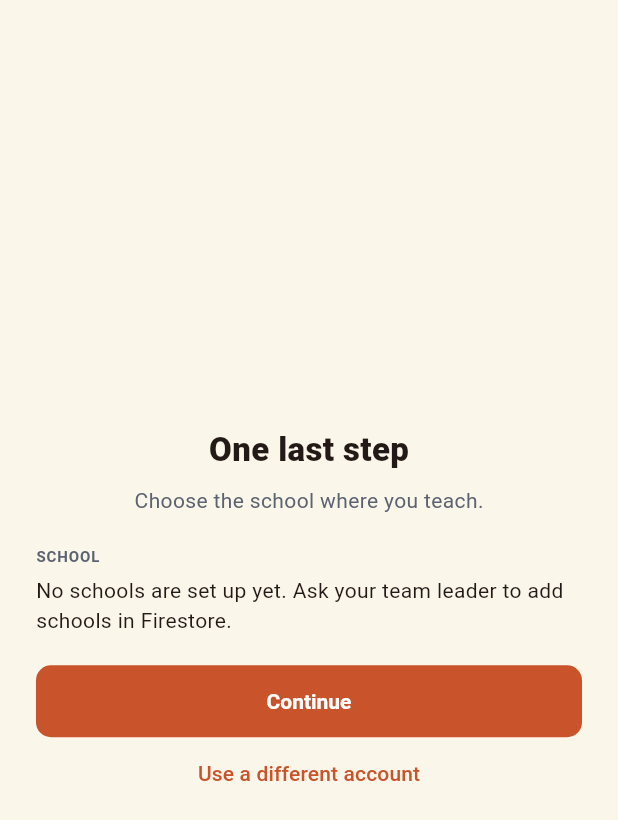
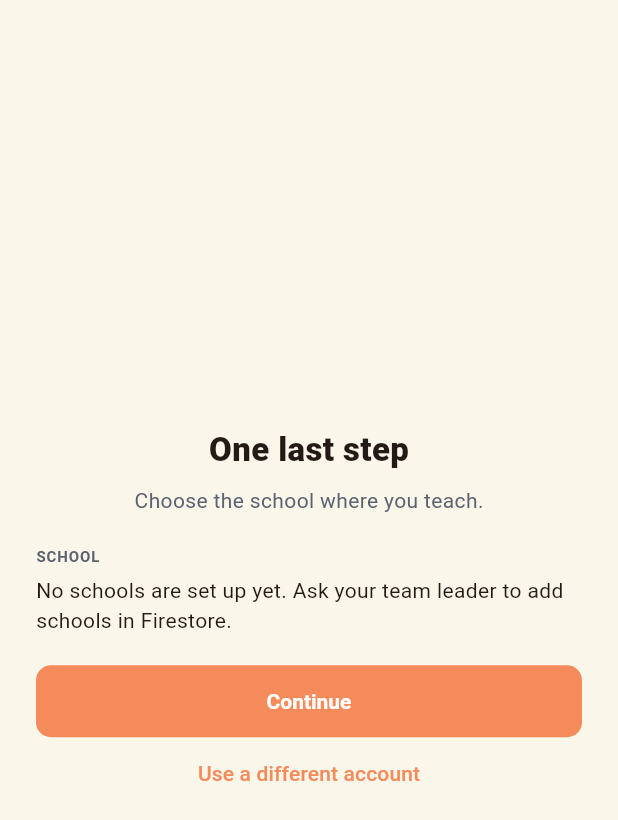
Before and after one commit to julesineza/mobile_dev_summative_menya, a Flutter app: the screen it shows once a user with an empty profile is signed in, on a phone screen of 412 x 824 dp. Shown: the top 820 px of the screen. Run offline on Flutter 3.47's test engine with Material 3 defaults, Android fonts, the phone set to English and light mode, and no system bars; our stand-ins replace cloud_firestore, equatable, firebase_auth, firebase_core, go_router, google_sign_in and 1 more; accounts and stored records are empty.

Commit message:
make some changes

```diff
--- a/lib/core/theme/app_colors.dart
+++ b/lib/core/theme/app_colors.dart
@@ -2,12 +2,23 @@ import 'package:flutter/material.dart';
 
 /// Brand colours that stay the same in light and dark mode.
 /// Mode-dependent colours live in [AppPalette].
+/// Values are estimated from the Figma; replace them with the exact hex codes
+/// from Figma's Design panel if they differ.
 class AppColors {
   AppColors._();
 
-  /// Slightly darker than the Figma orange so white text meets 4.5:1 contrast.
-  static const primary = Color(0xFFC9532A);
+  /// Figma orange: logo tile, Sign In button, links, chips.
+  static const primary = Color(0xFFF58A5B);
+
+  /// Deeper orange (about 4.7:1 with white). Switch buttons to this if you
+  /// need to meet the 4.5:1 contrast rule.
+  static const primaryStrong = Color(0xFFC24F27);
+
+  /// Blue "Start a quick check" card and active bottom-nav item.
   static const action = Color(0xFF2F6BFF);
-  static const success = Color(0xFF2E7D4F);
+
+  /// Dark green "Start Quick Check Now" / "Save & next" buttons.
+  static const success = Color(0xFF2E6B3F);
+
   static const danger = Color(0xFFD9473A);
 }
--- a/lib/providers/settings_provider.dart
+++ b/lib/providers/settings_provider.dart
@@ -9,7 +9,7 @@ class SettingsProvider extends ChangeNotifier {
     final themeName = _prefs.getString(themeKey);
     _themeMode = ThemeMode.values.firstWhere(
       (m) => m.name == themeName,
-      orElse: () => ThemeMode.system,
+            orElse: () => ThemeMode.light,
     );
     _notificationsEnabled = _prefs.getBool(notificationsKey) ?? true;
     _rememberedEmail = _prefs.getString(emailKey) ?? '';
```
Also changed, not shown: 1 other file.
